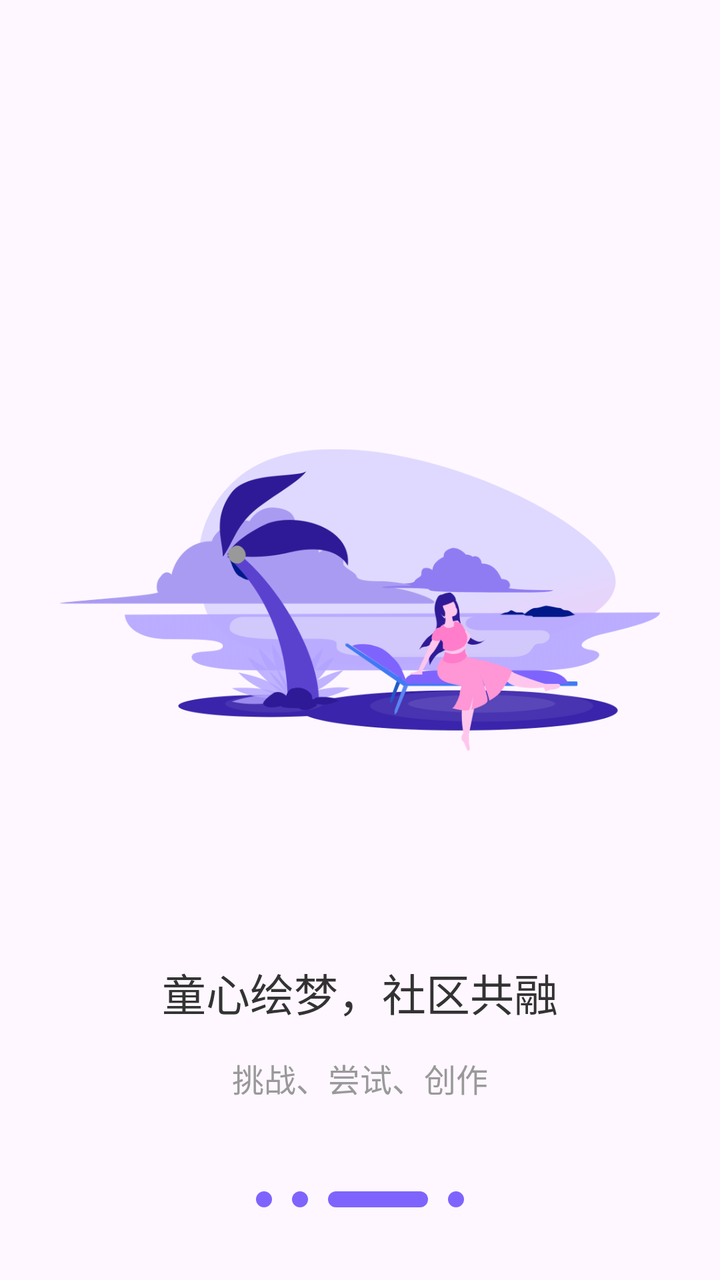
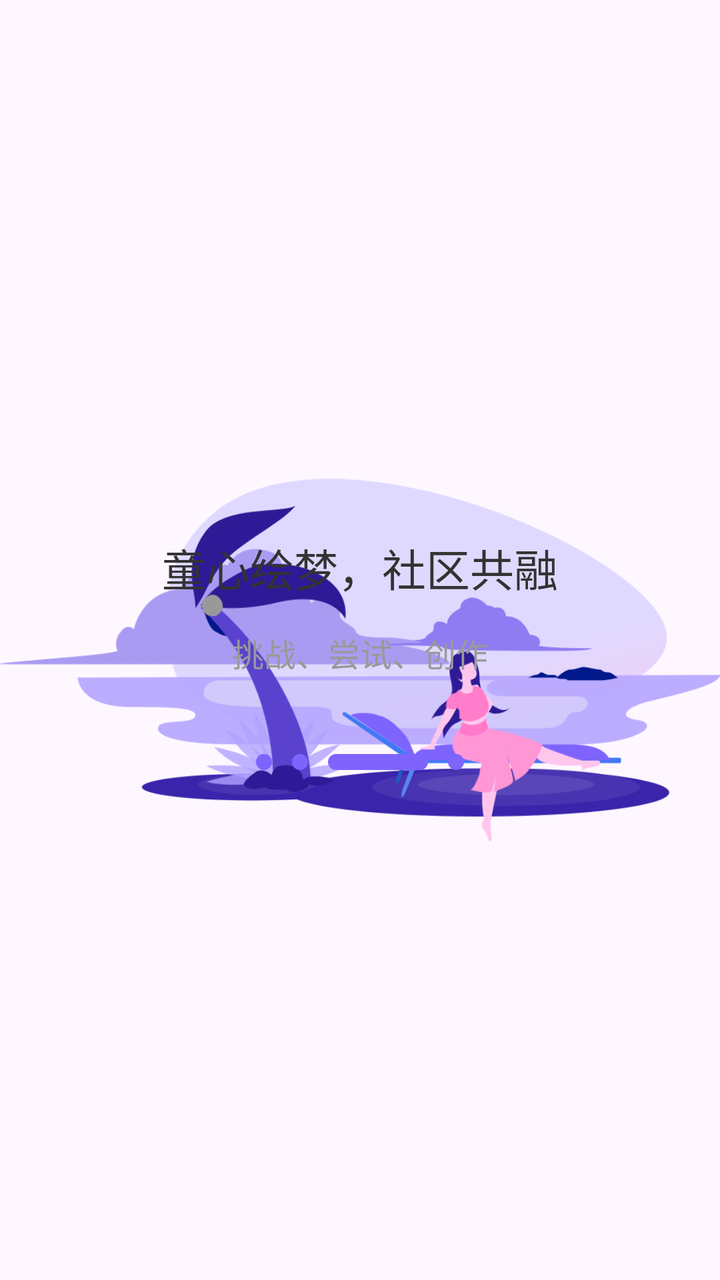

Two renders of the same Android screen: before a commit and after it. Below are the layout's source before the change and the commit's diff.
<!-- AndroidManifest.xml: application theme Theme.AIDraw -->
<!-- res/layout/fragment_guide_three.xml -->
<?xml version="1.0" encoding="utf-8"?>
<FrameLayout xmlns:android="http://schemas.android.com/apk/res/android"
    xmlns:tools="http://schemas.android.com/tools"
    android:layout_width="match_parent"
    android:layout_height="match_parent"
    xmlns:app="http://schemas.android.com/apk/res-auto"
    tools:context=".GuideFragmentThree">

    
    <androidx.constraintlayout.widget.ConstraintLayout
        android:layout_width="match_parent"
        android:layout_height="match_parent">

        <ImageView
            android:id="@+id/imageView13"
            android:layout_width="300dp"
            android:layout_height="300dp"
            android:layout_gravity="center"
            android:src="@drawable/guide_3"
            android:layout_marginTop="150dp"
            app:layout_constraintEnd_toEndOf="parent"
            app:layout_constraintStart_toStartOf="parent"
            app:layout_constraintTop_toTopOf="parent" />

        <TextView
            android:id="@+id/textView35"
            android:layout_width="wrap_content"
            android:layout_height="wrap_content"
            android:text="童心绘梦，社区共融"
            android:textColor="#333333"
            android:textSize="22sp"
            android:layout_marginTop="30dp"
            app:layout_constraintEnd_toEndOf="parent"
            app:layout_constraintStart_toStartOf="parent"
            app:layout_constraintTop_toBottomOf="@+id/imageView13" />

        <TextView
            android:id="@+id/textView37"
            android:layout_width="wrap_content"
            android:layout_height="wrap_content"
            android:text="挑战、尝试、创作"
            android:textColor="#999999"
            android:textSize="16sp"
            android:layout_marginTop="15dp"
            app:layout_constraintEnd_toEndOf="parent"
            app:layout_constraintStart_toStartOf="parent"
            app:layout_constraintTop_toBottomOf="@+id/textView35" />

        <androidx.constraintlayout.widget.ConstraintLayout
            android:layout_width="wrap_content"
            android:layout_height="wrap_content"
            android:layout_marginTop="40dp"
            app:layout_constraintEnd_toEndOf="parent"
            app:layout_constraintStart_toStartOf="parent"
            app:layout_constraintTop_toBottomOf="@+id/textView37">

            <View
                android:id="@+id/view1"
                android:layout_width="8dp"
                android:layout_height="8dp"
                android:layout_margin="5dp"
                android:background="@drawable/point_2"
                app:layout_constraintTop_toTopOf="parent"
                app:layout_constraintBottom_toBottomOf="parent"
                app:layout_constraintEnd_toStartOf="@+id/view2"
                app:layout_constraintHorizontal_bias="0.5"
                app:layout_constraintStart_toStartOf="parent" />

            <View
                android:id="@+id/view2"
                android:layout_width="8dp"
                android:layout_height="8dp"
                android:layout_margin="5dp"
                android:background="@drawable/point_2"
                app:layout_constraintTop_toTopOf="parent"
                app:layout_constraintBottom_toBottomOf="parent"
                app:layout_constraintEnd_toStartOf="@+id/view3"
                app:layout_constraintHorizontal_bias="0.5"
                app:layout_constraintStart_toEndOf="@+id/view1" />

            <View
                android:id="@+id/view3"
                android:layout_width="50dp"
                android:layout_height="8dp"
                android:layout_margin="5dp"
                android:background="@drawable/point_2"
                app:layout_constraintTop_toTopOf="parent"
                app:layout_constraintBottom_toBottomOf="parent"
                app:layout_constraintEnd_toStartOf="@+id/view4"
                app:layout_constraintHorizontal_bias="0.5"
                app:layout_constraintStart_toEndOf="@+id/view2" />

            <View
                android:id="@+id/view4"
                android:layout_width="8dp"
                android:layout_height="8dp"
                android:layout_margin="5dp"
                android:background="@drawable/point_2"
                app:layout_constraintTop_toTopOf="parent"
                app:layout_constraintBottom_toBottomOf="parent"
                app:layout_constraintEnd_toStartOf="@+id/view1"
                app:layout_constraintHorizontal_bias="0.5"
                app:layout_constraintStart_toEndOf="@+id/view3" />
        </androidx.constraintlayout.widget.ConstraintLayout>
    </androidx.constraintlayout.widget.ConstraintLayout>
</FrameLayout>
<!-- resources referenced by this layout -->
<resources>
  <!-- drawable guide_3: png bitmap (drawable, 62868 bytes) -->
  <!-- drawable point_2 (drawable) -->
  <?xml version="1.0" encoding="utf-8"?>
  
  <shape xmlns:android="http://schemas.android.com/apk/res/android">
  
      <solid
          android:color="#FF7E64FD"/>
  
      <corners
          android:bottomLeftRadius="39dp"
          android:bottomRightRadius="39dp"
          android:topLeftRadius="39dp"
          android:topRightRadius="39dp"/>
  </shape>
  <style name="Theme.AIDraw" parent="Base.Theme.AIDraw" />
  <style name="Base.Theme.AIDraw" parent="Theme.Material3.DayNight.NoActionBar">
          
          
      </style>
</resources>

<!-- the commit's change to res/layout/fragment_guide_three.xml (unified diff, before → after) -->
@@ -13,11 +13,11 @@
 
         <ImageView
             android:id="@+id/imageView13"
-            android:layout_width="300dp"
+            android:layout_width="360dp"
             android:layout_height="300dp"
             android:layout_gravity="center"
             android:src="@drawable/guide_3"
-            android:layout_marginTop="150dp"
+            android:layout_marginTop="180dp"
             app:layout_constraintEnd_toEndOf="parent"
             app:layout_constraintStart_toStartOf="parent"
             app:layout_constraintTop_toTopOf="parent" />
@@ -26,33 +26,34 @@
             android:id="@+id/textView35"
             android:layout_width="wrap_content"
             android:layout_height="wrap_content"
+            android:layout_marginBottom="340dp"
             android:text="童心绘梦，社区共融"
             android:textColor="#333333"
             android:textSize="22sp"
-            android:layout_marginTop="30dp"
             app:layout_constraintEnd_toEndOf="parent"
             app:layout_constraintStart_toStartOf="parent"
-            app:layout_constraintTop_toBottomOf="@+id/imageView13" />
+            app:layout_constraintBottom_toBottomOf="parent" />
 
         <TextView
             android:id="@+id/textView37"
             android:layout_width="wrap_content"
             android:layout_height="wrap_content"
+            android:layout_marginBottom="302dp"
             android:text="挑战、尝试、创作"
             android:textColor="#999999"
             android:textSize="16sp"
-            android:layout_marginTop="15dp"
             app:layout_constraintEnd_toEndOf="parent"
             app:layout_constraintStart_toStartOf="parent"
-            app:layout_constraintTop_toBottomOf="@+id/textView35" />
+            app:layout_constraintBottom_toBottomOf="parent" />
 
         <androidx.constraintlayout.widget.ConstraintLayout
+            android:id="@+id/constraintLayout"
             android:layout_width="wrap_content"
             android:layout_height="wrap_content"
-            android:layout_marginTop="40dp"
+            android:layout_marginBottom="250dp"
+            app:layout_constraintBottom_toBottomOf="parent"
             app:layout_constraintEnd_toEndOf="parent"
-            app:layout_constraintStart_toStartOf="parent"
-            app:layout_constraintTop_toBottomOf="@+id/textView37">
+            app:layout_constraintStart_toStartOf="parent">
 
             <View
                 android:id="@+id/view1"
@@ -60,11 +61,11 @@
                 android:layout_height="8dp"
                 android:layout_margin="5dp"
                 android:background="@drawable/point_2"
-                app:layout_constraintTop_toTopOf="parent"
                 app:layout_constraintBottom_toBottomOf="parent"
                 app:layout_constraintEnd_toStartOf="@+id/view2"
                 app:layout_constraintHorizontal_bias="0.5"
-                app:layout_constraintStart_toStartOf="parent" />
+                app:layout_constraintStart_toStartOf="parent"
+                app:layout_constraintTop_toTopOf="parent" />
 
             <View
                 android:id="@+id/view2"
@@ -72,11 +73,11 @@
                 android:layout_height="8dp"
                 android:layout_margin="5dp"
                 android:background="@drawable/point_2"
-                app:layout_constraintTop_toTopOf="parent"
                 app:layout_constraintBottom_toBottomOf="parent"
                 app:layout_constraintEnd_toStartOf="@+id/view3"
                 app:layout_constraintHorizontal_bias="0.5"
-                app:layout_constraintStart_toEndOf="@+id/view1" />
+                app:layout_constraintStart_toEndOf="@+id/view1"
+                app:layout_constraintTop_toTopOf="parent" />
 
             <View
                 android:id="@+id/view3"
@@ -84,11 +85,11 @@
                 android:layout_height="8dp"
                 android:layout_margin="5dp"
                 android:background="@drawable/point_2"
-                app:layout_constraintTop_toTopOf="parent"
                 app:layout_constraintBottom_toBottomOf="parent"
                 app:layout_constraintEnd_toStartOf="@+id/view4"
                 app:layout_constraintHorizontal_bias="0.5"
-                app:layout_constraintStart_toEndOf="@+id/view2" />
+                app:layout_constraintStart_toEndOf="@+id/view2"
+                app:layout_constraintTop_toTopOf="parent" />
 
             <View
                 android:id="@+id/view4"
@@ -96,11 +97,11 @@
                 android:layout_height="8dp"
                 android:layout_margin="5dp"
                 android:background="@drawable/point_2"
-                app:layout_constraintTop_toTopOf="parent"
                 app:layout_constraintBottom_toBottomOf="parent"
                 app:layout_constraintEnd_toStartOf="@+id/view1"
                 app:layout_constraintHorizontal_bias="0.5"
-                app:layout_constraintStart_toEndOf="@+id/view3" />
+                app:layout_constraintStart_toEndOf="@+id/view3"
+                app:layout_constraintTop_toTopOf="parent" />
         </androidx.constraintlayout.widget.ConstraintLayout>
     </androidx.constraintlayout.widget.ConstraintLayout>
 </FrameLayout>
